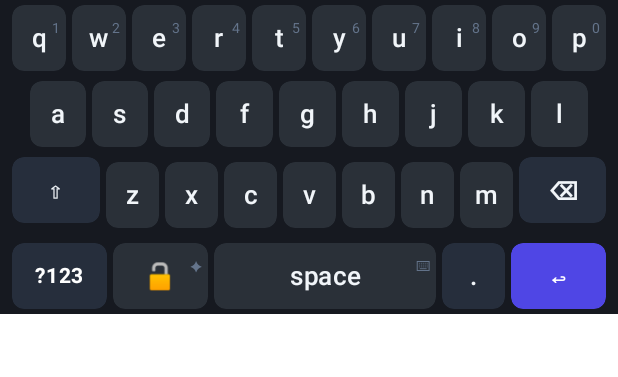
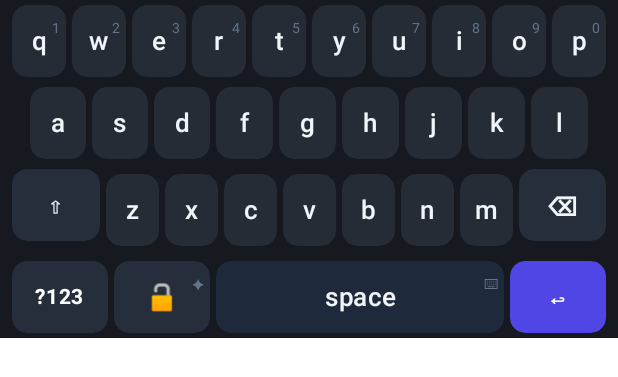
Before and after one commit to Sanju0845/CipherKey-E2EE-Keyboard-for-Android, an Android app built with Jetpack Compose: the @Preview function Preview_Keyboard_Lowercase, on a phone screen of 412 x 824 dp. Shown: the top 377 px of the screen. Run offline under Robolectric (Android 15) with nearby library versions, the light colour scheme and no system bars.

Commit message:
feat: v1.2.4 - Premium microinteractions, spring animations, cyan lock glow, wider spacebar, AMOLED tokens, UI fixes

```diff
--- a/app/build.gradle.kts
+++ b/app/build.gradle.kts
@@ -14,8 +14,8 @@
     applicationId = "com.example.cipherkey"
     minSdk = 24
     targetSdk = 35
-    versionCode = 4
-    versionName = "1.1.0"
+    versionCode = 5
+    versionName = "1.2.4"
 
     testInstrumentationRunner = "androidx.test.runner.AndroidJUnitRunner"
   }
--- a/app/src/main/java/com/example/keyboard/CipherKeyboardService.kt
+++ b/app/src/main/java/com/example/keyboard/CipherKeyboardService.kt
@@ -22,6 +22,7 @@
 import androidx.compose.ui.Modifier
 import androidx.compose.ui.draw.alpha
 import androidx.compose.ui.graphics.Color
+import androidx.compose.ui.input.pointer.pointerInput
 import androidx.compose.ui.layout.onGloballyPositioned
 import androidx.compose.ui.platform.ComposeView
 import androidx.compose.ui.platform.ViewCompositionStrategy
@@ -185,6 +186,10 @@
                             if (coords.size.height > 0) keyboardHeightPx = coords.size.height
                         }
                         .alpha(if (showClipboard) 0f else 1f)
+                        .then(
+                            // Absorb all touches when invisible so clipboard can be tapped
+                            if (showClipboard) Modifier.pointerInput(Unit) {} else Modifier
+                        )
                 )
 
                 // Clipboard — overlaid at the same height, crossfades in/out
--- a/app/src/main/java/com/example/keyboard/ClipboardPanel.kt
+++ b/app/src/main/java/com/example/keyboard/ClipboardPanel.kt
@@ -68,7 +68,7 @@
             text = "Tap to paste  ·  Tap 🔒 to encrypt  ·  Tap 🔓 to preview decrypted",
             modifier = Modifier.padding(horizontal = 12.dp, vertical = 6.dp),
             color = Slate600,
-            fontSize = 10.sp
+            fontSize = 11.sp
         )
 
         if (entries.isEmpty()) {
@@ -131,7 +131,7 @@
         Row(
             modifier = Modifier
                 .fillMaxWidth()
-                .height(56.dp)
+                .heightIn(min = 56.dp)
                 .clickable(
                     interactionSource = remember { MutableInteractionSource() },
                     indication = androidx.compose.foundation.LocalIndication.current,
@@ -207,7 +207,7 @@
                             if (decryptedPreview != null) "hide" else "read"
                         } else "encrypt",
                         color = if (entry.isCipher) ImmersiveCyan else ImmersiveIndigoLight,
-                        fontSize = 8.sp,
+                        fontSize = 10.sp,
                         fontWeight = FontWeight.Bold
                     )
                 }
--- a/app/src/main/java/com/example/keyboard/KeyComponents.kt
+++ b/app/src/main/java/com/example/keyboard/KeyComponents.kt
@@ -2,8 +2,10 @@
 
 import android.view.HapticFeedbackConstants
 import androidx.compose.animation.core.animateFloatAsState
+import androidx.compose.animation.core.spring
 import androidx.compose.animation.core.tween
 import androidx.compose.foundation.background
+import androidx.compose.foundation.border
 import androidx.compose.foundation.clickable
 import androidx.compose.foundation.gestures.detectTapGestures
 import androidx.compose.foundation.interaction.MutableInteractionSource
@@ -25,20 +27,22 @@
 import androidx.compose.ui.text.font.FontWeight
 import androidx.compose.ui.unit.dp
 import androidx.compose.ui.unit.sp
+import com.example.ui.theme.ImmersiveCyan
 import com.example.ui.theme.Slate100
 import com.example.ui.theme.Slate500
 import com.example.ui.theme.Slate700
 import kotlinx.coroutines.delay
 import kotlinx.coroutines.launch
 
-private val KeyShape = RoundedCornerShape(8.dp)
-private val KeyHeight = 44.dp
+// ── Shared constants ──────────────────────────────────────────────────────────
+val KeyShape = RoundedCornerShape(10.dp)
+val KeyHeight = 48.dp
 
 @Composable
 fun StandardKey(
     label: String,
     modifier: Modifier = Modifier,
-    bgColor: Color = Color(0xFF2A3038),
+    bgColor: Color = Color(0xFF252C36),
     pressedBgColor: Color = Color(0xFF3D4654),
     textColor: Color = Slate100,
     onClick: (() -> Unit)? = null,
@@ -48,19 +52,19 @@
     val pressed by interactionSource.collectIsPressedAsState()
     val view = LocalView.current
 
+    // Popup effect: key grows slightly on press
     val scale by animateFloatAsState(
         targetValue = when {
-            glideHighlight -> 1.05f
-            pressed -> 0.94f
+            glideHighlight -> 1.06f
+            pressed -> 1.08f   // grows up (popup feel)
             else -> 1f
         },
-        animationSpec = tween(durationMillis = 70),
+        animationSpec = spring(dampingRatio = 0.6f, stiffness = 600f),
         label = "keyScale"
     )
 
     val displayBg = when {
-        glideHighlight -> pressedBgColor
-        pressed -> pressedBgColor
+        glideHighlight || pressed -> pressedBgColor
         else -> bgColor
     }
 
@@ -88,17 +92,12 @@
         Text(
             text = label,
             color = textColor,
-            fontSize = if (label.length > 2) 11.sp else 17.sp,
+            fontSize = if (label.length > 3) 11.sp else 17.sp,
             fontWeight = FontWeight.Medium
         )
     }
 }
 
-/**
- * Backspace key with:
- *  - Single tap  → delete one char (or the current selection if any)
- *  - Long press  → repeatedly delete word-by-word every 300ms while held
- */
 @Composable
 fun BackspaceKey(
     modifier: Modifier = Modifier,
@@ -111,8 +110,8 @@
     var pressed by remember { mutableStateOf(false) }
 
     val scale by animateFloatAsState(
-        targetValue = if (pressed) 0.94f else 1f,
-        animationSpec = tween(70),
+        targetValue = if (pressed) 1.08f else 1f,
+        animationSpec = spring(dampingRatio = 0.6f, stiffness = 600f),
         label = "backspaceScale"
     )
 
@@ -127,14 +126,13 @@
                     onPress = { _ ->
                         pressed = true
                         view.performHapticFeedback(HapticFeedbackConstants.KEYBOARD_TAP)
-                        // Start long-press timer
                         val job = scope.launch {
-                            delay(400) // initial delay before repeat starts
+                            delay(400)
                             isLongPressing = true
                             while (isLongPressing) {
                                 onDeleteWord()
                                 view.performHapticFeedback(HapticFeedbackConstants.KEYBOARD_TAP)
-                                delay(150) // repeat interval
+                                delay(150)
                             }
                         }
                         tryAwaitRelease()
@@ -144,7 +142,7 @@
                             job.cancel()
                         } else {
                             job.cancel()
-                            onBackspace() // normal single tap
+                            onBackspace()
                         }
                     }
                 )
@@ -152,12 +150,7 @@
             .testTag("key_backspace"),
         contentAlignment = Alignment.Center
     ) {
-        Text(
-            text = "⌫",
-            color = Slate100,
-            fontSize = 17.sp,
-            fontWeight = FontWeight.Bold
-        )
+        Text("⌫", color = Slate100, fontSize = 18.sp, fontWeight = FontWeight.Bold)
     }
 }
 
@@ -175,19 +168,17 @@
     val view = LocalView.current
 
     val scale by animateFloatAsState(
-        targetValue = if (pressed) 0.94f else 1f,
-        animationSpec = tween(70),
+        targetValue = if (pressed) 1.06f else 1f,
+        animationSpec = spring(dampingRatio = 0.6f, stiffness = 600f),
         label = "specialKeyScale"
     )
-
-    val resolvedBg = if (bgColor == Color(0xFF202327)) Slate700.copy(alpha = 0.55f) else bgColor
 
     Box(
         modifier = modifier
             .height(KeyHeight)
             .scale(scale)
             .clip(KeyShape)
-            .background(if (pressed) pressedBgColor else resolvedBg, KeyShape)
+            .background(if (pressed) pressedBgColor else bgColor, KeyShape)
             .clickable(
                 interactionSource = interactionSource,
                 indication = null,
@@ -199,25 +190,18 @@
             .testTag("key_special_$label"),
         contentAlignment = Alignment.Center
     ) {
-        Text(
-            text = label,
-            color = textColor,
-            fontSize = 14.sp,
-            fontWeight = FontWeight.Bold
-        )
+        Text(text = label, color = textColor, fontSize = 14.sp, fontWeight = FontWeight.Bold)
     }
 }
 
-/**
- * Key that shows a small number hint in the top-right corner.
- * Tap = letter, long press = number.
- */
 @Composable
 fun LongPressKey(
     label: String,
     longPressLabel: String,
     modifier: Modifier = Modifier,
     glideHighlight: Boolean = false,
+    bgColor: Color = Color(0xFF252C36),
+    textColor: Color = Slate100,
     onTap: () -> Unit,
     onLongPress: () -> Unit
 ) {
@@ -227,22 +211,22 @@
 
     val scale by animateFloatAsState(
         targetValue = when {
-            glideHighlight -> 1.05f
-            pressed -> 0.94f
+            glideHighlight -> 1.06f
+            pressed -> 1.08f
             else -> 1f
         },
-        animationSpec = tween(70),
+        animationSpec = spring(dampingRatio = 0.6f, stiffness = 600f),
         label = "lpKeyScale"
     )
 
-    val bg = if (glideHighlight || pressed) Color(0xFF3D4654) else Color(0xFF2A3038)
+    val resolvedBg = if (glideHighlight || pressed) Color(0xFF3D4654) else bgColor
 
     Box(
         modifier = modifier
-            .height(44.dp)
+            .height(KeyHeight)
             .scale(scale)
-            .clip(RoundedCornerShape(8.dp))
-            .background(bg, RoundedCornerShape(8.dp))
+            .clip(KeyShape)
+            .background(resolvedBg, KeyShape)
             .pointerInput(Unit) {
                 detectTapGestures(
                     onPress = { _ ->
@@ -250,7 +234,6 @@
                         view.performHapticFeedback(HapticFeedbackConstants.KEYBOARD_TAP)
                         val job = scope.launch {
                             delay(350)
-                            // Long press triggered
                             pressed = false
                             onLongPress()
                             view.performHapticFeedback(HapticFeedbackConstants.LONG_PRESS)
@@ -269,22 +252,13 @@
             .testTag("key_lp_$label"),
         contentAlignment = Alignment.Center
     ) {
-        // Main letter
-        androidx.compose.material3.Text(
-            text = label,
-            color = Slate100,
-            fontSize = 17.sp,
-            fontWeight = FontWeight.Medium
-        )
-        // Small number hint top-right
-        androidx.compose.material3.Text(
+        Text(text = label, color = textColor, fontSize = 17.sp, fontWeight = FontWeight.Medium)
+        Text(
             text = longPressLabel,
-            color = Slate500,
+            color = if (textColor == Color.Black) Color.Black.copy(alpha = 0.4f) else Slate500,
             fontSize = 9.sp,
             fontWeight = FontWeight.Normal,
-            modifier = Modifier
-                .align(Alignment.TopEnd)
-                .padding(top = 3.dp, end = 4.dp)
+            modifier = Modifier.align(Alignment.TopEnd).padding(top = 3.dp, end = 4.dp)
         )
     }
 }
--- a/app/src/main/java/com/example/keyboard/KeyboardView.kt
+++ b/app/src/main/java/com/example/keyboard/KeyboardView.kt
@@ -212,26 +212,23 @@
                     }
                 }
             )
-            // Cipher toggle key — shows profile emoji, long press opens picker
+            // Cipher toggle key — glow when active
             LongPressKey(
                 label = if (isCipherModeOn) "🔒" else "🔓",
                 longPressLabel = coverProfileEmoji,
                 modifier = Modifier.weight(1.5f),
+                bgColor = if (isCipherModeOn) ImmersiveCyan else Slate700.copy(alpha = 0.55f),
+                textColor = if (isCipherModeOn) Color.Black else Slate100,
                 onTap = onToggleCipher,
                 onLongPress = onLongPressCipher
             )
             LongPressKey(
                 label = "space",
                 longPressLabel = "⌨",
-                modifier = Modifier.weight(3.5f),
+                modifier = Modifier.weight(4.5f),
+                bgColor = if (isCipherModeOn) Slate700 else Slate800,
                 onTap = onSpace,
                 onLongPress = onSwitchKeyboard
-            )
-            StandardKey(
-                label = ".",
-                modifier = Modifier.weight(1f),
-                bgColor = Slate700.copy(alpha = 0.55f),
-                onClick = { onKeyPress(".") }
             )
             SpecialKey(
                 label = "↩",
--- a/app/src/main/java/com/example/keyboard/ProfilePickerSheet.kt
+++ b/app/src/main/java/com/example/keyboard/ProfilePickerSheet.kt
@@ -1,6 +1,7 @@
 package com.example.keyboard
 
 import androidx.compose.foundation.background
+import androidx.compose.foundation.border
 import androidx.compose.foundation.clickable
 import androidx.compose.foundation.interaction.MutableInteractionSource
 import androidx.compose.foundation.layout.*
@@ -80,7 +81,8 @@
             .clip(RoundedCornerShape(8.dp))
             .background(bg)
             .then(
-                if (isSelected) Modifier.padding(1.dp) else Modifier
+                if (isSelected) Modifier.border(1.5.dp, ImmersiveCyan, RoundedCornerShape(8.dp))
+                else Modifier
             )
             .clickable(
                 interactionSource = remember { MutableInteractionSource() },
```
Also changed, not shown: app/src/main/java/com/example/keyboard/SuggestionBar.kt (+7 -7 lines), app/src/main/java/com/example/ui/theme/Color.kt (+18 -1 lines), 2 other files.
